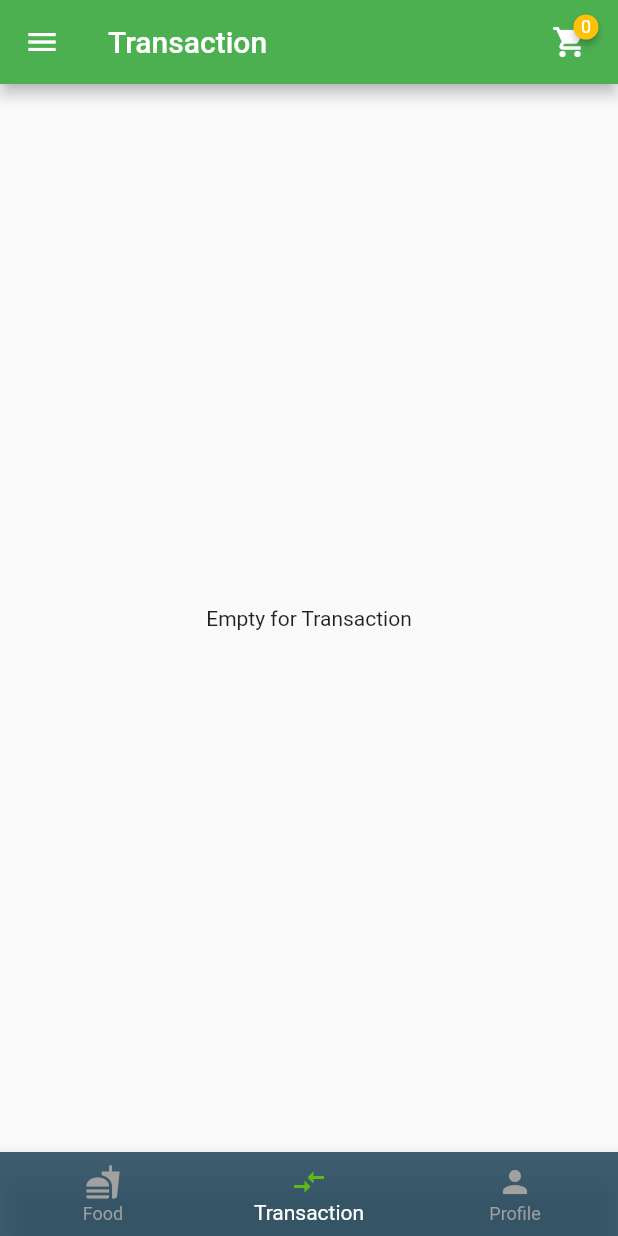
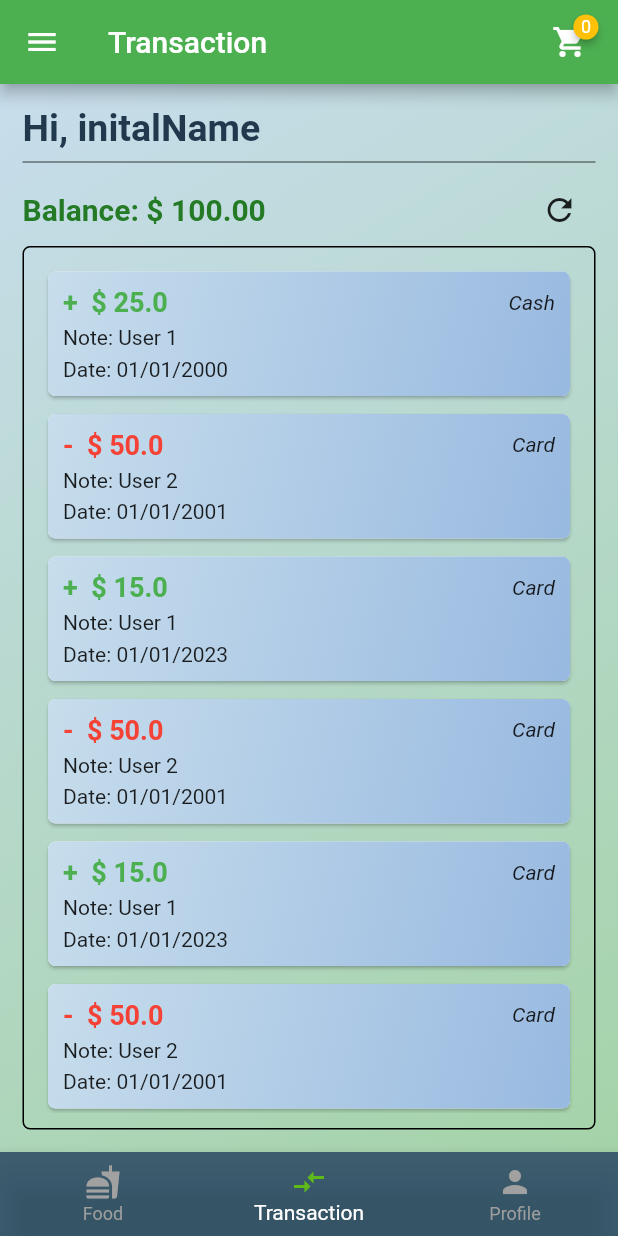
Before and after one commit to vdphuoc/Demo-Flutter, a Flutter app: the CategoryHome screen opened by its route, item 2 of the bottom bar chosen, on a phone screen of 412 x 824 dp. Run offline on Flutter 3.47's test engine with Material 2 defaults, Android fonts, the phone set to English and light mode, and no system bars; drawn by our look-alikes of badges; our stand-ins replace flutter_svg, google_fonts, shared_preferences, sqflite; accounts and stored records are empty.

Commit message:
finish demo app

```diff
--- /dev/null
+++ b/lib/model/category_model.dart
@@ -0,0 +1,12 @@
+class FoodItem {
+  final String productName;
+  final String imageUrl;
+  final int productPrice;
+  final String unitTag;
+
+  FoodItem(
+      {required this.productName,
+      required this.productPrice,
+      required this.unitTag,
+      required this.imageUrl});
+}
--- /dev/null
+++ b/lib/model/transaction_model.dart
@@ -0,0 +1,12 @@
+class TransactionInfo {
+  final String name;
+  final double price;
+  final String date;
+  final String paymentMethod;
+
+  TransactionInfo(
+      {required this.name,
+      required this.price,
+      required this.date,
+      required this.paymentMethod});
+}
--- a/lib/screens/category.dart
+++ b/lib/screens/category.dart
@@ -2,9 +2,11 @@
 
 import 'package:demo_oct_16/model/cart_model.dart';
 import 'package:demo_oct_16/database/db_helper.dart';
+import 'package:demo_oct_16/model/category_model.dart';
 import 'package:demo_oct_16/provider/information_provider.dart';
 import 'package:demo_oct_16/provider/list_product_provider.dart';
 import 'package:demo_oct_16/screens/profile.dart';
+import 'package:demo_oct_16/screens/transaction.dart';
 import 'package:flutter/material.dart';
 import 'package:badges/badges.dart' as badges;
 import 'package:badges/badges.dart';
@@ -32,7 +34,7 @@ class _CategoryHomeState extends State<CategoryHome> {
 
   final _pages = <Widget>[
     FoodItemCard(),
-    Text("Empty for Transaction"),
+    TransactionScreen(),
     MyProfile(),
   ];
 
@@ -150,19 +152,6 @@ class _CategoryHomeState extends State<CategoryHome> {
       //print('$_selectedIndex' + ' ' + '$index');
     });
   }
-}
-
-class FoodItem {
-  final String productName;
-  final String imageUrl;
-  final int productPrice;
-  final String unitTag;
-
-  FoodItem(
-      {required this.productName,
-      required this.productPrice,
-      required this.unitTag,
-      required this.imageUrl});
 }
 
 //"assets/images/logo.png"
--- a/lib/screens/profile.dart
+++ b/lib/screens/profile.dart
@@ -25,6 +25,9 @@ class _MyProfileState extends State<MyProfile> {
 
     return SingleChildScrollView(
       child: Container(
+        constraints: BoxConstraints(
+            minHeight: MediaQuery.of(context).size.height,
+            minWidth: double.infinity),
         decoration: BoxDecoration(
           gradient: LinearGradient(
             colors: [
@@ -212,9 +215,6 @@ class _MyProfileState extends State<MyProfile> {
                 ),
               ],
             ),
-            Container(
-              height: 300,
-            ),
           ],
         ),
       ),
--- /dev/null
+++ b/lib/screens/transaction.dart
@@ -0,0 +1,247 @@
+// ignore_for_file: prefer_const_literals_to_create_immutables, prefer_const_constructors
+
+import 'package:demo_oct_16/model/transaction_model.dart';
+import 'package:demo_oct_16/provider/authenticate_provider.dart';
+import 'package:demo_oct_16/provider/information_provider.dart';
+import 'package:flutter/material.dart';
+import 'package:provider/provider.dart';
+
+class TransactionScreen extends StatefulWidget {
+  const TransactionScreen({super.key});
+
+  @override
+  State<TransactionScreen> createState() => _TransactionScreenState();
+}
+
+List<TransactionInfo> _listPayment = [
+  TransactionInfo(
+    name: 'User 1',
+    price: 25,
+    date: '01/01/2000',
+    paymentMethod: 'Cash',
+  ),
+  TransactionInfo(
+    name: 'User 2',
+    price: -50,
+    date: '01/01/2001',
+    paymentMethod: 'Card',
+  ),
+  TransactionInfo(
+    name: 'User 1',
+    price: 15,
+    date: '01/01/2023',
+    paymentMethod: 'Card',
+  ),
+  TransactionInfo(
+    name: 'User 2',
+    price: -50,
+    date: '01/01/2001',
+    paymentMethod: 'Card',
+  ),
+  TransactionInfo(
+    name: 'User 1',
+    price: 15,
+    date: '01/01/2023',
+    paymentMethod: 'Card',
+  ),
+  TransactionInfo(
+    name: 'User 2',
+    price: -50,
+    date: '01/01/2001',
+    paymentMethod: 'Card',
+  ),
+  TransactionInfo(
+    name: 'User 1',
+    price: 15,
+    date: '01/01/2023',
+    paymentMethod: 'Card',
+  ),
+  TransactionInfo(
+    name: 'User 2',
+    price: -50,
+    date: '01/01/2001',
+    paymentMethod: 'Card',
+  ),
+  TransactionInfo(
+    name: 'User 1',
+    price: 15,
+    date: '01/01/2023',
+    paymentMethod: 'Card',
+  ),
+];
+
+class _TransactionScreenState extends State<TransactionScreen> {
+  @override
+  Widget build(BuildContext context) {
+    return Container(
+      padding: EdgeInsets.all(15),
+      decoration: BoxDecoration(
+        gradient: LinearGradient(
+          colors: [
+            Color.fromARGB(255, 199, 221, 236),
+            Color.fromARGB(255, 165, 211, 168)
+          ], // Replace gradient colors
+          begin: Alignment.topLeft,
+          end: Alignment.bottomRight,
+        ),
+      ),
+      constraints: BoxConstraints(
+          minHeight: MediaQuery.of(context).size.height,
+          minWidth: double.infinity),
+      child: Column(
+        crossAxisAlignment: CrossAxisAlignment.start,
+        mainAxisAlignment: MainAxisAlignment.start,
+        children: [
+          Consumer<InforProvider>(
+            builder: (context, value, child) {
+              value.loadDataFromJson();
+              return Text(
+                r'Hi, ' + value.name,
+                style: TextStyle(
+                  fontSize: 25,
+                  fontWeight: FontWeight.bold,
+                  color: const Color.fromARGB(255, 33, 57, 77),
+                ),
+              );
+            },
+          ),
+          Divider(
+            color: Colors.black,
+            thickness: 0.5,
+          ),
+          Row(
+            mainAxisAlignment: MainAxisAlignment.spaceBetween,
+            children: [
+              Text(
+                r'Balance: $ 100.00',
+                style: TextStyle(
+                  fontSize: 20,
+                  fontWeight: FontWeight.bold,
+                  color: Color.fromARGB(255, 36, 122, 37),
+                ),
+              ),
+              IconButton(
+                icon: Icon(Icons.refresh),
+                onPressed: () {},
+              ),
+            ],
+          ),
+          // SizedBox(height: 10),
+          Expanded(
+            child: Container(
+              padding: EdgeInsets.all(10),
+              constraints: BoxConstraints(
+                  minHeight: MediaQuery.of(context).size.height,
+                  minWidth: double.infinity),
+              decoration: BoxDecoration(
+                borderRadius: BorderRadius.circular(5),
+                border: Border.all(width: 1),
+              ),
+              child: ListView.builder(
+                itemCount: _listPayment.length,
+                itemBuilder: (context, index) {
+                  return Padding(
+                    padding: EdgeInsets.all(2),
+                    child: Card(
+                      shape: RoundedRectangleBorder(
+                        borderRadius: BorderRadius.circular(
+                            5.0), // Adjust the radius as needed
+                      ),
+                      child: Container(
+                        decoration: BoxDecoration(
+                          borderRadius: BorderRadius.circular(5),
+                          gradient: LinearGradient(
+                            colors: [
+                              Color.fromARGB(255, 199, 221, 236),
+                              Color.fromARGB(255, 152, 185, 224)
+                            ], // Replace gradient colors
+                            begin: Alignment.topLeft,
+                            end: Alignment.bottomRight,
+                          ),
+                        ),
+                        child: Padding(
+                          padding: const EdgeInsets.all(10.0),
+                          child: Column(
+                            mainAxisAlignment: MainAxisAlignment.start,
+                            crossAxisAlignment: CrossAxisAlignment.start,
+                            children: [
+                              Row(
+                                mainAxisAlignment:
+                                    MainAxisAlignment.spaceBetween,
+                                children: [
+                                  Row(
+                                    children: [
+                                      _listPayment[index].price > 0
+                                          ? Text(
+                                              r"+  $ ",
+                                              style: TextStyle(
+                                                fontSize: 18,
+                                                color: Colors.green,
+                                                fontWeight: FontWeight.bold,
+                                              ),
+                                            )
+                                          : Text(
+                                              r"-  $ ",
+                                              style: TextStyle(
+                                                fontSize: 18,
+                                                color: Colors.red,
+                                                fontWeight: FontWeight.bold,
+                                              ),
+                                            ),
+                                      _listPayment[index].price > 0
+                                          ? Text(
+                                              _listPayment[index]
+                                                  .price
+                                                  .abs()
+                                                  .toString(),
+                                              style: TextStyle(
+                                                fontSize: 18,
+                                                color: Colors.green,
+                                                fontWeight: FontWeight.bold,
+                                              ),
+                                            )
+                                          : Text(
+                                              _listPayment[index]
+                                                  .price
+                                                  .abs()
+                                                  .toString(),
+                                              style: TextStyle(
+                                                fontSize: 18,
+                                                color: Colors.red,
+                                                fontWeight: FontWeight.bold,
+                                              ),
+                                            ),
+                                    ],
+                                  ),
+                                  Text(
+                                    _listPayment[index]
+                                        .paymentMethod
+                                        .toString(),
+                                    style:
+                                        TextStyle(fontStyle: FontStyle.italic),
+                                  ),
+                                ],
+                              ),
+                              SizedBox(height: 5),
+                              Text(
+                                r'Note: ' + _listPayment[index].name.toString(),
+                              ),
+                              SizedBox(height: 5),
+                              Text(
+                                r'Date: ' + _listPayment[index].date.toString(),
+                              ),
+                            ],
+                          ),
+                        ),
+                      ),
+                    ),
+                  );
+                },
+              ),
+            ),
+          ),
+        ],
+      ),
+    );
+  }
+}
```
